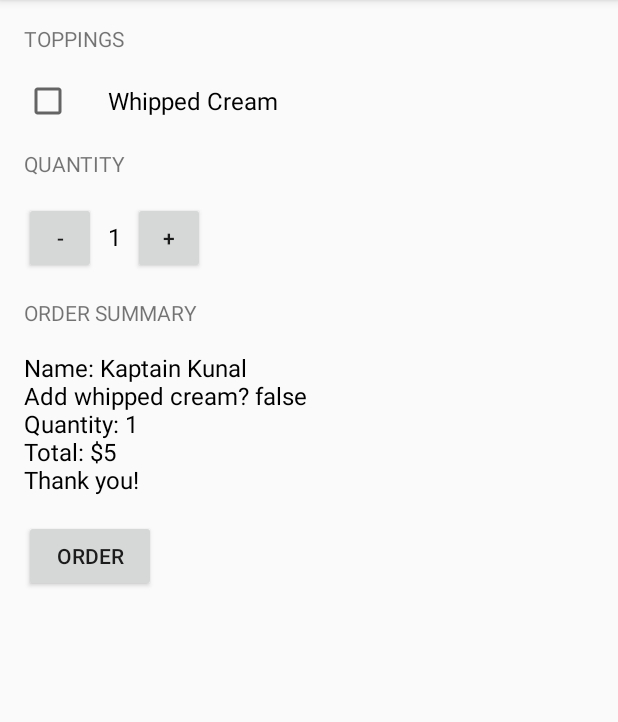
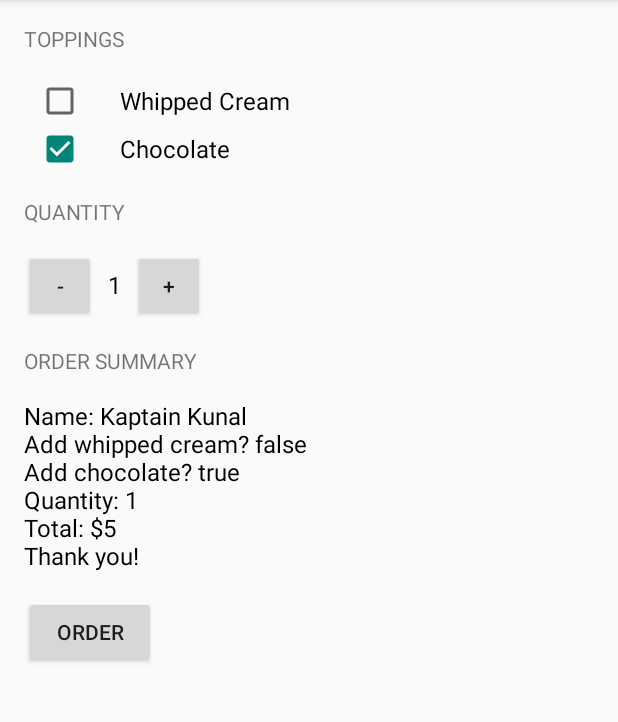
Before and after one commit to williamscs/JustJava, an Android app: the screen it shows after launch (MainActivity), after a tap on "ORDER", on a phone screen of 412 x 824 dp, the part 84-806 px from its top. Run offline under Robolectric (Android 15) with nearby library versions, the phone set to English and light mode, and no system bars; 1 other tap on this screen came first.

Commit message:
Add chocolate topping checkbox and start using string resources.

```diff
--- a/app/src/main/java/com/example/android/justjava/MainActivity.java
+++ b/app/src/main/java/com/example/android/justjava/MainActivity.java
@@ -16,6 +16,7 @@ public class MainActivity extends AppCompatActivity {
 
     private int quantity = 1;
     private boolean hasWhippedCream = false;
+    private boolean hasChocolate = false;
     /**
      * Increase number of coffees to order by 1
      */
@@ -57,6 +58,11 @@ public class MainActivity extends AppCompatActivity {
         this.hasWhippedCream = cb.isChecked();
     }
 
+    public void setHasChocolate(View v){
+        CheckBox cb = (CheckBox) v;
+        this.hasChocolate = cb.isChecked();
+    }
+
     /**
      * Creates a custom summary message
      */
@@ -64,6 +70,7 @@ public class MainActivity extends AppCompatActivity {
         String message = "";
         message += "Name: Kaptain Kunal\n";
         message += "Add whipped cream? " + this.hasWhippedCream + "\n";
+        message += "Add chocolate? " + this.hasChocolate + "\n";
         message += "Quantity: " + this.quantity + "\n";
         message += "Total: $" + price + "\n";
         message += "Thank you!";
--- a/app/src/main/res/layout/activity_main.xml
+++ b/app/src/main/res/layout/activity_main.xml
@@ -18,19 +18,27 @@
         android:layout_width="match_parent"
         android:layout_height="wrap_content"
         android:layout_marginTop="16dp"
-        android:orientation="horizontal">
+        android:layout_marginLeft="8dp"
+        android:orientation="vertical">
         <CheckBox
             android:layout_width="wrap_content"
             android:layout_height="wrap_content"
             android:paddingLeft="24dp"
             android:textSize="16sp"
-            android:text="Whipped Cream"
+            android:text="@string/whipped_cream_topping"
             android:onClick="setHasWhippedCream"/>
+        <CheckBox
+            android:layout_width="wrap_content"
+            android:layout_height="wrap_content"
+            android:paddingLeft="24dp"
+            android:textSize="16sp"
+            android:text="@string/chocolate_topping"
+            android:onClick="setHasChocolate"/>
     </LinearLayout>
     <TextView
         android:layout_width="wrap_content"
         android:layout_height="wrap_content"
-        android:text="Quantity"
+        android:text="@string/quantity"
         android:layout_marginTop="16dp"
         android:textAllCaps="true"/>
     <LinearLayout
--- a/app/src/main/res/values/strings.xml
+++ b/app/src/main/res/values/strings.xml
@@ -1,3 +1,6 @@
 <resources>
     <string name="app_name">Just Java</string>
+    <string name="chocolate_topping">Chocolate</string>
+    <string name="whipped_cream_topping">Whipped Cream</string>
+    <string name="quantity">Quantity</string>
 </resources>
```
